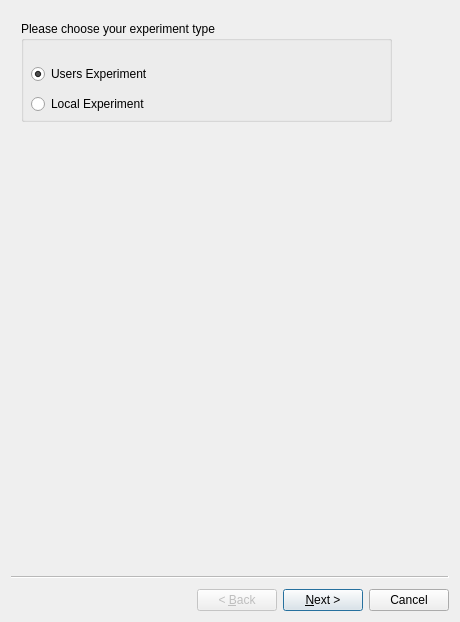
Before: the Qt Designer form ui/configWizard.ui in SESAME-Synchrotron/HESEBScanTool, drawn with Qt 5.
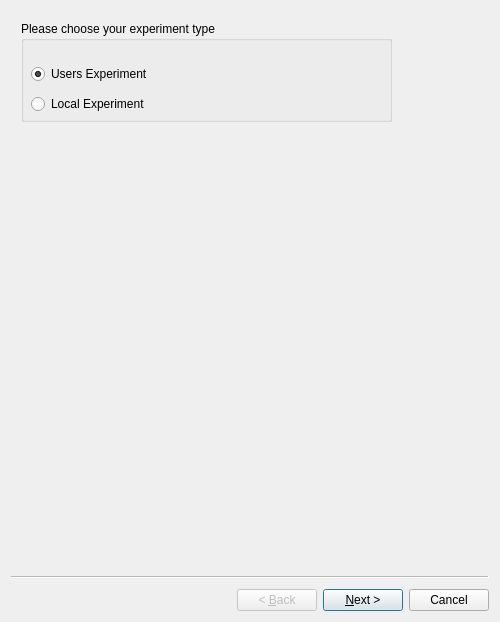
After: the same form once the commit is applied.

Commit message: add mapping scan UI part --to be modified--

The edit to the form file:
```diff
--- a/ui/configWizard.ui
+++ b/ui/configWizard.ui
@@ -6,7 +6,7 @@
    <rect>
     <x>0</x>
     <y>0</y>
-    <width>460</width>
+    <width>500</width>
     <height>622</height>
    </rect>
   </property>
```
Left out of the diff: 488 changed lines with no effect on the pictures. The commit also changes 7 other files.
